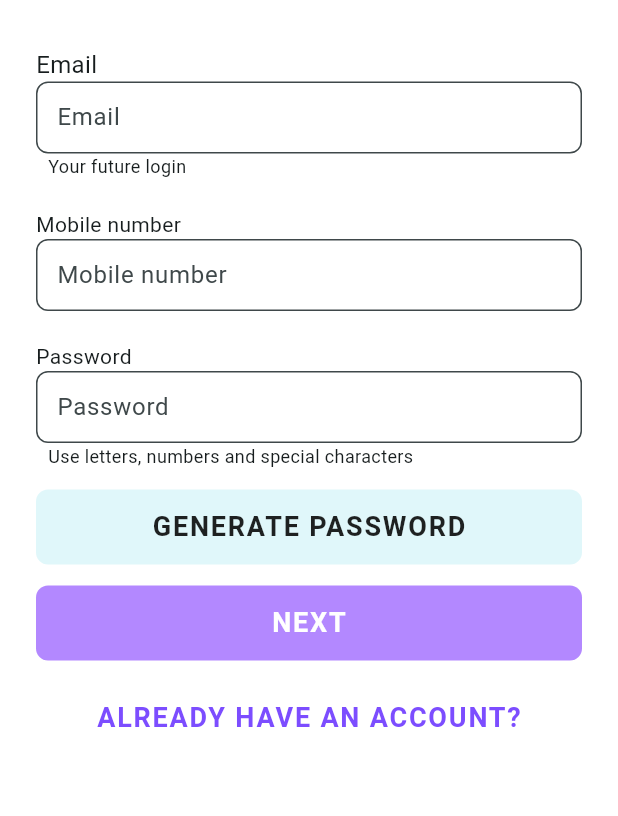
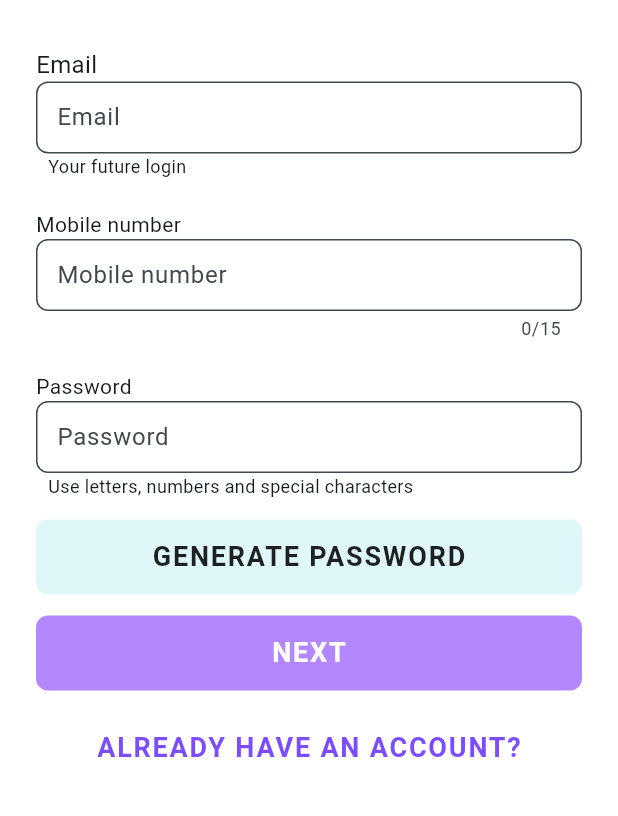
Before and after one commit to hunter350/dinolab, a Flutter app: the SignUp screen opened by its route, on a phone screen of 412 x 824 dp, the part 67-883 px from its top. Run offline on Flutter 3.47's test engine with Material 3 defaults, Android fonts, the light colour scheme and no system bars; our stand-ins replace built_collection, built_value, dio, equatable, flutter_riverpod, go_router; missing offline and left inert: one_of_serializer.

Commit message:
add changes

```diff
--- a/lib/ui/sign_up.dart
+++ b/lib/ui/sign_up.dart
@@ -86,7 +86,7 @@ class _SignUpState extends ConsumerState<SignUp> {
                     return "Email is missed or empty";
                   } else if (value.length > 50) {
                     return "Email is too long";
-                  }else if(!value.contains('@') || !value.contains('.')){
+                  } else if (!value.contains('@') || !value.contains('.')) {
                     return "Email isn't valid";
                   }
                   return null;
@@ -118,6 +118,7 @@ class _SignUpState extends ConsumerState<SignUp> {
               ),
               Text('Mobile number'),
               TextFormField(
+                maxLength: 15,
                 validator: (value) {
                   if (value == null || value.isEmpty) {
                     return "Input";
@@ -126,8 +127,19 @@ class _SignUpState extends ConsumerState<SignUp> {
                   }
                   return null;
                 },
+                onChanged: (value) {
+                  print(value);
+                  if(value.isEmpty){
+                    _mobileNumber.text = '+91-';
+                  }
+                  // if (value.length == 1 && value != '+') {
+                  //   _mobileNumber.text = '+' + _mobileNumber.text;
+                  // }else if(value.length == 3 && !value.contains('-')){
+                  //   _mobileNumber.text = _mobileNumber.text + '-';
+                  // }
+                },
                 controller: _mobileNumber,
-                keyboardType: TextInputType.text,
+                keyboardType: TextInputType.phone,
                 decoration: InputDecoration(
                   fillColor: Colors.white,
                   contentPadding:
@@ -221,8 +233,7 @@ class _SignUpState extends ConsumerState<SignUp> {
               ElevatedButton(
                 style: signUpButtonStyle,
                 onPressed: () {
-                  if (_validateKey.currentState!.validate()) {
-                  }
+                  if (_validateKey.currentState!.validate()) {}
                 },
                 child: const Text(
                   'GENERATE PASSWORD',
```
